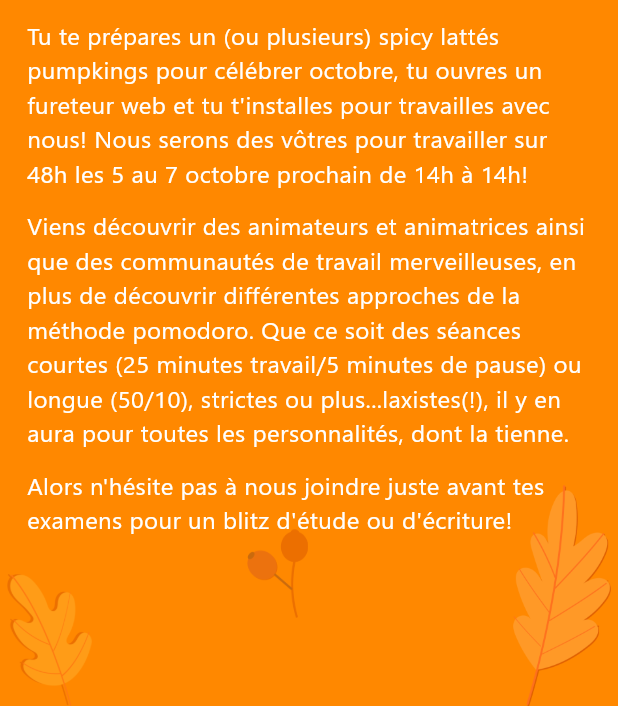
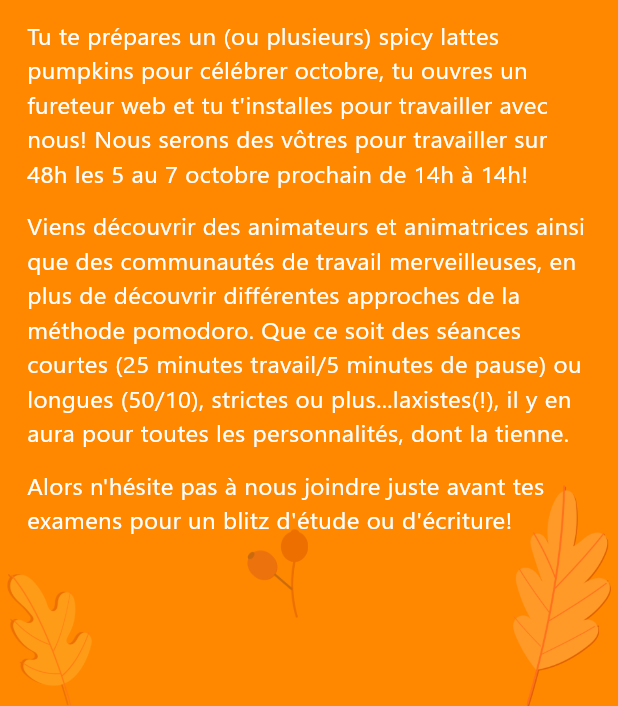
Before and after one commit to pariterre/multistreamer_pomodoro, a Flutter app: the screen it shows after launch, on a phone screen of 412 x 824 dp, the part 530-1236 px from its top. Run offline on Flutter 3.47's test engine with Material 2 defaults, Android fonts, the phone set to English and light mode, and no system bars; our stand-ins replace firebase_core, shared_preferences; missing offline and left inert: enhanced_containers, twitch_manager; accounts and stored records are empty; statements that could not run were skipped.

Commit message:
Corrected grammar

```diff
--- a/lib/screens/introduction_page.dart
+++ b/lib/screens/introduction_page.dart
@@ -21,15 +21,15 @@ class IntroductionPage extends StatelessWidget {
                 Text('Le PomoLattePumpkin-48h-Relais! Je t\'explique :'),
                 SizedBox(height: 12),
                 Text(
-                    'Tu te prépares un (ou plusieurs) spicy lattés pumpkings pour célébrer octobre, '
-                    'tu ouvres un fureteur web et tu t\'installes pour travailles avec nous! '
+                    'Tu te prépares un (ou plusieurs) spicy lattes pumpkins pour célébrer octobre, '
+                    'tu ouvres un fureteur web et tu t\'installes pour travailler avec nous! '
                     'Nous serons des vôtres pour travailler sur 48h les 5 au 7 octobre prochain de 14h à 14h!'),
                 SizedBox(height: 12),
                 Text(
                     'Viens découvrir des animateurs et animatrices ainsi que des communautés de '
                     'travail merveilleuses, en plus de découvrir différentes approches de '
                     'la méthode pomodoro. Que ce soit des séances courtes (25 minutes '
-                    'travail/5 minutes de pause) ou longue (50/10), strictes ou plus...laxistes(!), '
+                    'travail/5 minutes de pause) ou longues (50/10), strictes ou plus...laxistes(!), '
                     'il y en aura pour toutes les personnalités, dont la tienne.'),
                 SizedBox(height: 12),
                 Text(
--- a/lib/screens/viewers_page.dart
+++ b/lib/screens/viewers_page.dart
@@ -33,7 +33,7 @@ class ViewersPage extends StatelessWidget {
                 ? const Text('Aucun auditeur ou auditrice pour l\'instant')
                 : const Text(
                     'Lors de l\'événement, votre temps de participation sera enregistré ici!'
-                    'Revenez régulière sur cette page pour vous comparer aux autres participantes et participants ;-)'))
+                    'Revenez régulièrement sur cette page pour vous comparer aux autres participantes et participants ;-)'))
             : ListView.builder(
                 itemCount: sortedChatters.length,
                 itemBuilder: (context, index) => Padding(
```
